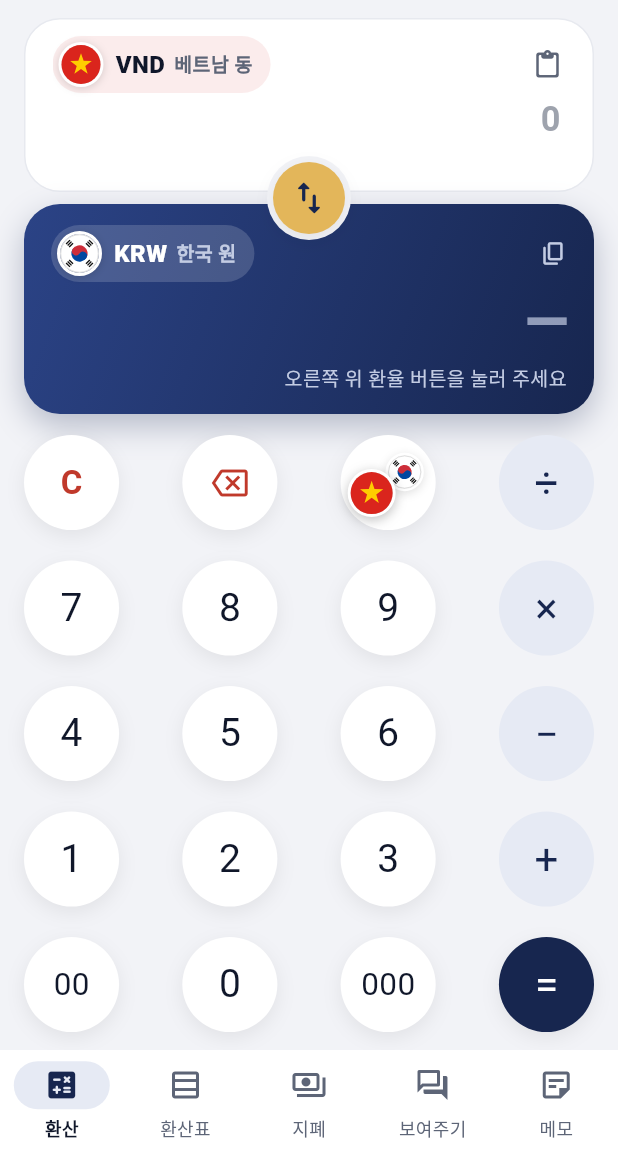
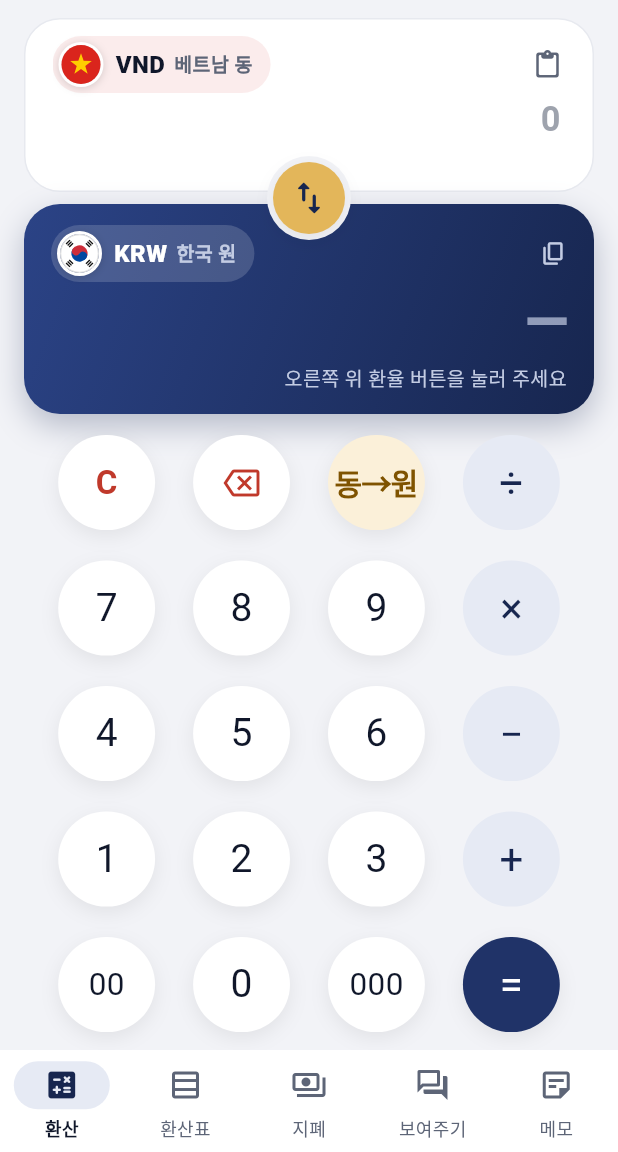
Before and after one commit to hee6635/Currency, a Flutter app: the screen it shows after launch, on a phone screen of 412 x 824 dp, the part 84-1236 px from its top. Run offline on Flutter 3.47's test engine with Material 3 defaults, Android fonts, the phone set to English and light mode, and no system bars; our stand-ins replace shared_preferences; network calls fail.

Commit message:
키패드: 폴드 화면 대응, = 버튼 색, 연산자 구분, 바꾸기 키 시안
- 넓은 화면(폴드 내부)에서는 버튼을 가로로 긴 알약 모양으로 늘리고
  양옆에 여백을 둠 (폰은 그대로 동그라미)
- = 버튼이 결과 카드(바꿀 통화)의 색을 따라감: 원 = 남색, 동 = 빨강
- 다크 모드 연산자 버튼을 한 톤 밝게 해서 숫자 버튼과 구분
- 바꾸기 키 모양 3가지(FLAG_STYLE: pair / badge / text) 중 기본값을
  글자 "동→원"(text)으로. 빌드 옵션 --dart-define=FLAG_STYLE 로 바꿔볼 수 있음

Co-Authored-By: Claude Opus 5.5 <noreply@anthropic.com>
Claude-Session: https://claude.ai/code/session_01BF3QGQfAiwtZXxjRey9N4Z

```diff
--- a/flutter_app/lib/ui/convert_page.dart
+++ b/flutter_app/lib/ui/convert_page.dart
@@ -494,19 +494,20 @@ class Keypad extends StatelessWidget {
 
   @override
   Widget build(BuildContext context) {
-    // 갤럭시 계산기 비율: 버튼은 완전한 원, 가로 간격 ≈ 지름의 1/5, 세로 간격 ≈ 지름의 1/3.
-    // 공간이 모자라면 원 크기를 줄여서 이 비율을 지킨다.
+    // 갤럭시 계산기 비율.
+    // 폰: 버튼은 완전한 원, 가로 간격 ≈ 지름의 1/5, 세로 간격 ≈ 지름의 1/3.
+    // 폴드처럼 넓은 화면: 버튼을 가로로 긴 알약 모양으로 늘리고 양옆에 여백을 둔다.
     return LayoutBuilder(
       builder: (context, box) {
+        final w = box.maxWidth, h = box.maxHeight;
         final rows = _rows.length;
-        final d = math.min(
-          box.maxWidth / (4 + 3 * 0.2),
-          box.maxHeight / (rows + (rows - 1) * 0.32),
-        );
-        final vGap = ((box.maxHeight - rows * d) / (rows - 1)).clamp(
-          6.0,
-          d * 0.45,
-        );
+        final d = math.min(w / (4 + 3 * 0.2), h / (rows + (rows - 1) * 0.32));
+        final vGap = ((h - rows * d) / (rows - 1)).clamp(6.0, d * 0.45);
+        final wide = (w - 3 * 0.2 * d) / 4 > d * 1.3;
+        final keyW = wide
+            ? math.min((w * 0.88 - 3 * 0.4 * d) / 4, d * 1.75)
+            : d;
+        final hGap = wide ? d * 0.4 : (w - 4 * d) / 3;
         return Column(
           mainAxisAlignment: MainAxisAlignment.center,
           children: [
@@ -515,15 +516,18 @@ class Keypad extends StatelessWidget {
               SizedBox(
                 height: d,
                 child: Row(
-                  mainAxisAlignment: MainAxisAlignment.spaceBetween,
+                  mainAxisAlignment: MainAxisAlignment.center,
                   children: [
-                    for (final k in row)
-                      SizedBox.square(
-                        dimension: d,
+                    for (final (j, k) in row.indexed) ...[
+                      if (j > 0) SizedBox(width: hGap),
+                      SizedBox(
+                        width: keyW,
+                        height: d,
                         child: k == 'swap'
                             ? const _FlagSwapKey()
                             : _Key(k, _kind(k)),
                       ),
+                    ],
                   ],
                 ),
               ),
@@ -533,6 +537,17 @@ class Keypad extends StatelessWidget {
       },
     );
   }
+}
+
+/// = 버튼 색: 결과 카드(바꿀 통화)의 색을 따라간다
+Color _eqColor(BuildContext context) {
+  final s = AppScope.of(context);
+  final c = currencyGradient(
+    s.from.other,
+    context.palette,
+    Theme.of(context).brightness,
+  );
+  return Color.lerp(c.first, c.last, 0.55)!;
 }
 
 class _Key extends StatelessWidget {
@@ -555,7 +570,7 @@ class _Key extends StatelessWidget {
     final p = context.palette;
     final (Color bg, Color fg) = switch (kind) {
       _KeyKind.op => (p.opBg, p.opFg),
-      _KeyKind.eq => (p.navy, p.onNavy),
+      _KeyKind.eq => (_eqColor(context), p.onNavy),
       _KeyKind.clear || _KeyKind.back => (p.surface, p.danger),
       _ => (p.surface, p.ink),
     };
@@ -609,62 +624,130 @@ class _Key extends StatelessWidget {
 class _FlagSwapKey extends StatelessWidget {
   const _FlagSwapKey();
 
+  /// 시안 비교용: pair(국기 두 개) / badge(국기 하나 + 바꾸기 표시) / text("동→원")
+  static const style = String.fromEnvironment(
+    'FLAG_STYLE',
+    defaultValue: 'text',
+  );
+
   @override
   Widget build(BuildContext context) {
     final s = AppScope.of(context);
     final p = context.palette;
-    const dur = Duration(milliseconds: 320);
-    const curve = Curves.easeOutBack;
-
-    Widget flag(Currency c) {
-      final front = c == s.from;
-      return AnimatedAlign(
-        key: ValueKey(c),
-        duration: dur,
-        curve: curve,
-        alignment: front ? const Alignment(-1, 1) : const Alignment(1, -1),
-        child: AnimatedScale(
-          duration: dur,
-          curve: curve,
-          scale: front ? 1 : 0.8,
-          child: Container(
-            decoration: BoxDecoration(
-              shape: BoxShape.circle,
-              border: Border.all(color: Colors.white, width: 2),
-              boxShadow: [
-                BoxShadow(
-                  color: Colors.black.withValues(alpha: front ? 0.25 : 0.12),
-                  blurRadius: 6,
-                  offset: const Offset(0, 2),
-                ),
-              ],
-            ),
-            child: FlagIcon(c, size: 28),
-          ),
-        ),
-      );
-    }
-
     return Semantics(
       button: true,
-      label: '통화 바꾸기, 지금 ${s.from.name} 입력',
+      label: '통화 바꾸기, 지금 ${s.from.name}에서 ${s.from.other.name}로',
       excludeSemantics: true,
       child: PressableKey(
-        color: p.surface,
+        color: style == 'text' ? p.kBg : p.surface,
         highlight: p.gold,
         onTap: () {
           HapticFeedback.mediumImpact();
           s.swap();
         },
-        child: SizedBox(
-          width: 54,
-          height: 46,
-          child: Stack(
-            // 앞에 올 국기를 나중에 그려서 위에 겹치게
-            children: [flag(s.from.other), flag(s.from)],
-          ),
-        ),
+        child: switch (style) {
+          'pair' => _pair(s.from),
+          'badge' => _badge(s.from, p),
+          _ => _text(s.from, p),
+        },
       ),
     );
   }
+
+  static const _dur = Duration(milliseconds: 320);
+
+  Widget _ringed(Currency c, double size) => Container(
+    decoration: BoxDecoration(
+      shape: BoxShape.circle,
+      border: Border.all(color: Colors.white, width: 2),
+      boxShadow: [
+        BoxShadow(
+          color: Colors.black.withValues(alpha: 0.2),
+          blurRadius: 5,
+          offset: const Offset(0, 2),
+        ),
+      ],
+    ),
+    child: FlagIcon(c, size: size),
+  );
+
+  // 국기 두 개: 입력 중인 통화가 앞에 크게
+  Widget _pair(Currency from) {
+    Widget flag(Currency c) {
+      final front = c == from;
+      return AnimatedAlign(
+        key: ValueKey(c),
+        duration: _dur,
+        curve: Curves.easeOutBack,
+        alignment: front ? const Alignment(-1, 1) : const Alignment(1, -1),
+        child: AnimatedScale(
+          duration: _dur,
+          curve: Curves.easeOutBack,
+          scale: front ? 1 : 0.8,
+          child: _ringed(c, 28),
+        ),
+      );
+    }
+
+    return SizedBox(
+      width: 54,
+      height: 46,
+      child: Stack(children: [flag(from.other), flag(from)]),
+    );
+  }
+
+  // 국기 하나 + 오른쪽 아래 작은 바꾸기 표시
+  Widget _badge(Currency from, Palette p) => SizedBox(
+    width: 48,
+    height: 48,
+    child: Stack(
+      children: [
+        Center(
+          child: AnimatedSwitcher(
+            duration: _dur,
+            transitionBuilder: (child, a) => RotationTransition(
+              turns: Tween(begin: 0.5, end: 1.0).animate(a),
+              child: FadeTransition(opacity: a, child: child),
+            ),
+            child: KeyedSubtree(key: ValueKey(from), child: _ringed(from, 34)),
+          ),
+        ),
+        Align(
+          alignment: Alignment.bottomRight,
+          child: Container(
+            width: 20,
+            height: 20,
+            decoration: BoxDecoration(
+              color: p.gold,
+              shape: BoxShape.circle,
+              border: Border.all(color: p.surface, width: 2),
+            ),
+            child: Icon(Icons.swap_vert_rounded, size: 13, color: p.navy),
+          ),
+        ),
+      ],
+    ),
+  );
+
+  // 글자로 방향 표시: "동→원"
+  Widget _text(Currency from, Palette p) => AnimatedSwitcher(
+    duration: _dur,
+    transitionBuilder: (child, a) => FadeTransition(
+      opacity: a,
+      child: ScaleTransition(
+        scale: Tween(begin: 0.7, end: 1.0).animate(a),
+        child: child,
+      ),
+    ),
+    child: Text(
+      '${from.unit}→${from.other.unit}',
+      key: ValueKey(from),
+      style: TextStyle(
+        fontSize: 20,
+        fontWeight: FontWeight.w800,
+        color: p.kFg,
+        letterSpacing: -0.5,
+      ),
+    ),
+  );
 }
--- a/flutter_app/lib/ui/theme.dart
+++ b/flutter_app/lib/ui/theme.dart
@@ -60,9 +60,9 @@ class Palette extends ThemeExtension<Palette> {
     onNavyMuted: Color(0xFFBCC6E0),
     gold: Color(0xFFE8BE66),
     goldText: Color(0xFFE8BE66),
-    opBg: Color(0xFF1E2840),
-    opFg: Color(0xFFC9D5F2),
-    kBg: Color(0xFF332812),
+    opBg: Color(0xFF2C3958),
+    opFg: Color(0xFFE2E9FB),
+    kBg: Color(0xFF4A3915),
     kFg: Color(0xFFF0C766),
     danger: Color(0xFFFF8A7A),
   );
```
